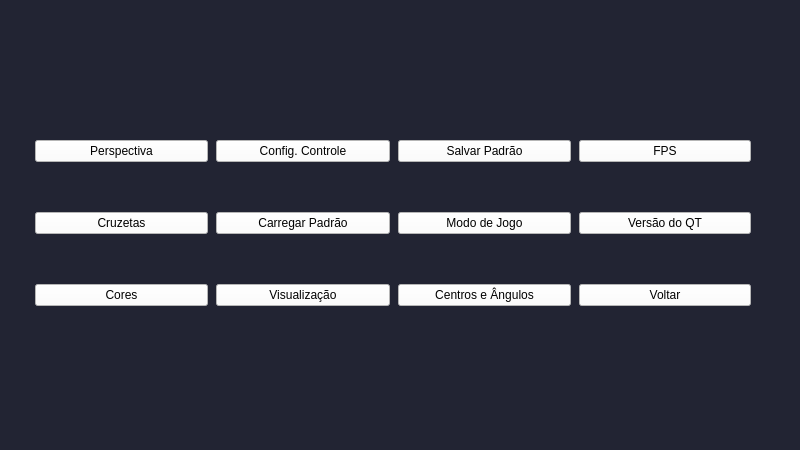
Old version of the form reddragons/interface/ui_files/main.ui in the repository Red-Dragons-UFSCar/red-visao.
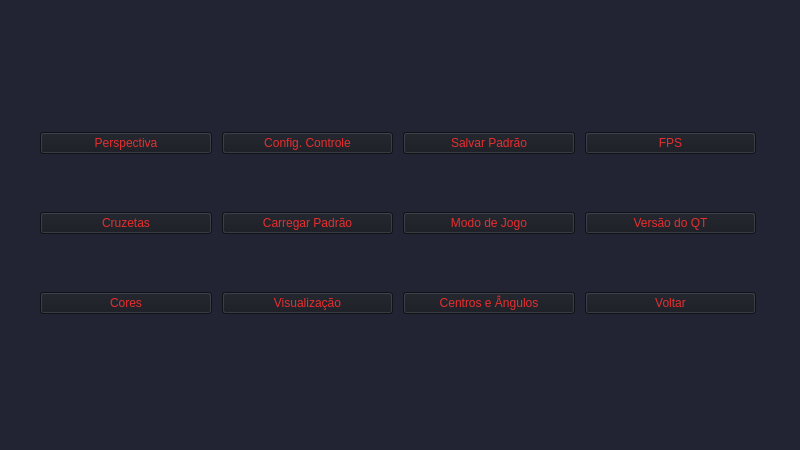
New version of the form.

What changed in the file:
```diff
--- a/reddragons/interface/ui_files/main.ui
+++ b/reddragons/interface/ui_files/main.ui
@@ -23,7 +23,7 @@
    <widget class="QWidget" name="gridLayoutWidget">
     <property name="geometry">
      <rect>
-      <x>35</x>
+      <x>40</x>
       <y>90</y>
       <width>716</width>
       <height>266</height>
@@ -34,15 +34,21 @@
       <enum>QLayout::SetDefaultConstraint</enum>
      </property>
      <property name="horizontalSpacing">
-      <number>8</number>
+      <number>10</number>
      </property>
      <property name="verticalSpacing">
-      <number>0</number>
+      <number>16</number>
      </property>
      <item row="0" column="4">
       <widget class="QPushButton" name="QT_FPS">
        <property name="styleSheet">
-        <string notr="true">background-color: white;</string>
+        <string notr="true">QPushButton{
+background-color: rgb(23, 25, 33);
+color: #E62E2E;
+}
+QPushButton:hover{
+	background-color: #1B1D26;
+}</string>
        </property>
        <property name="text">
         <string>FPS</string>
@@ -52,7 +58,13 @@
      <item row="1" column="1">
       <widget class="QPushButton" name="QT_btCruzetas">
        <property name="styleSheet">
-        <string notr="true">background-color: white;</string>
+        <string notr="true">QPushButton{
+background-color: rgb(23, 25, 33);
+color: #E62E2E;
+}
+QPushButton:hover{
+	background-color: #1B1D26;
+}</string>
        </property>
        <property name="text">
         <string>Cruzetas</string>
@@ -62,7 +74,13 @@
      <item row="0" column="1">
       <widget class="QPushButton" name="QT_btPerspectiva">
        <property name="styleSheet">
-        <string notr="true">background-color: white;</string>
+        <string notr="true">QPushButton{
+background-color: rgb(23, 25, 33);
+color: #E62E2E;
+}
+QPushButton:hover{
+	background-color: #1B1D26;
+}</string>
        </property>
        <property name="text">
         <string>Perspectiva</string>
@@ -72,7 +90,13 @@
      <item row="2" column="1">
       <widget class="QPushButton" name="QT_btCores">
        <property name="styleSheet">
-        <string notr="true">background-color: white;</string>
+        <string notr="true">QPushButton{
+background-color: rgb(23, 25, 33);
+color: #E62E2E;
+}
+QPushButton:hover{
+	background-color: #1B1D26;
+}</string>
        </property>
        <property name="text">
         <string>Cores</string>
@@ -82,8 +106,13 @@
      <item row="0" column="2">
       <widget class="QPushButton" name="QT_btcontrole">
        <property name="styleSheet">
-        <string notr="true">background-color: white;
-</string>
+        <string notr="true">QPushButton{
+background-color: rgb(23, 25, 33);
+color: #E62E2E;
+}
+QPushButton:hover{
+	background-color: #1B1D26;
+}</string>
        </property>
        <property name="text">
         <string>Config. Controle</string>
@@ -93,7 +122,13 @@
      <item row="1" column="2">
       <widget class="QPushButton" name="QT_Load">
        <property name="styleSheet">
-        <string notr="true">background-color: white;</string>
+        <string notr="true">QPushButton{
+background-color: rgb(23, 25, 33);
+color: #E62E2E;
+}
+QPushButton:hover{
+	background-color: #1B1D26;
+}</string>
        </property>
        <property name="text">
         <string>Carregar Padrão</string>
@@ -103,7 +138,13 @@
      <item row="2" column="2">
       <widget class="QPushButton" name="QT_btVisualizacao">
        <property name="styleSheet">
-        <string notr="true">background-color: white;</string>
+        <string notr="true">QPushButton{
+background-color: rgb(23, 25, 33);
+color: #E62E2E;
+}
+QPushButton:hover{
+	background-color: #1B1D26;
+}</string>
        </property>
        <property name="text">
         <string>Visualização</string>
@@ -113,7 +154,13 @@
      <item row="0" column="3">
       <widget class="QPushButton" name="QT_Save">
        <property name="styleSheet">
-        <string notr="true">background-color: white;</string>
+        <string notr="true">QPushButton{
+background-color: rgb(23, 25, 33);
+color: #E62E2E;
+}
+QPushButton:hover{
+	background-color: #1B1D26;
+}</string>
        </property>
        <property name="text">
         <string>Salvar Padrão</string>
@@ -123,7 +170,13 @@
      <item row="1" column="3">
       <widget class="QPushButton" name="QT_jogo">
        <property name="styleSheet">
-        <string notr="true">background-color: white;</string>
+        <string notr="true">QPushButton{
+background-color: rgb(23, 25, 33);
+color: #E62E2E;
+}
+QPushButton:hover{
+	background-color: #1B1D26;
+}</string>
        </property>
        <property name="text">
         <string>Modo de Jogo</string>
@@ -133,7 +186,13 @@
      <item row="2" column="3">
       <widget class="QPushButton" name="QT_Centro">
        <property name="styleSheet">
-        <string notr="true">background-color: white;</string>
+        <string notr="true">QPushButton{
+background-color: rgb(23, 25, 33);
+color: #E62E2E;
+}
+QPushButton:hover{
+	background-color: #1B1D26;
+}</string>
        </property>
        <property name="text">
         <string>Centros e Ângulos</string>
@@ -143,7 +202,13 @@
      <item row="1" column="4">
       <widget class="QPushButton" name="QT_Versao">
        <property name="styleSheet">
-        <string notr="true">background-color: white;</string>
+        <string notr="true">QPushButton{
+background-color: rgb(23, 25, 33);
+color: #E62E2E;
+}
+QPushButton:hover{
+	background-color: #1B1D26;
+}</string>
        </property>
        <property name="text">
         <string>Versão do QT</string>
@@ -159,7 +224,13 @@
         </size>
        </property>
        <property name="styleSheet">
-        <string notr="true">background-color: white;</string>
+        <string notr="true">QPushButton{
+background-color: rgb(23, 25, 33);
+color: #E62E2E;
+}
+QPushButton:hover{
+	background-color: #1B1D26;
+}</string>
        </property>
        <property name="text">
         <string>Voltar</string>
```
